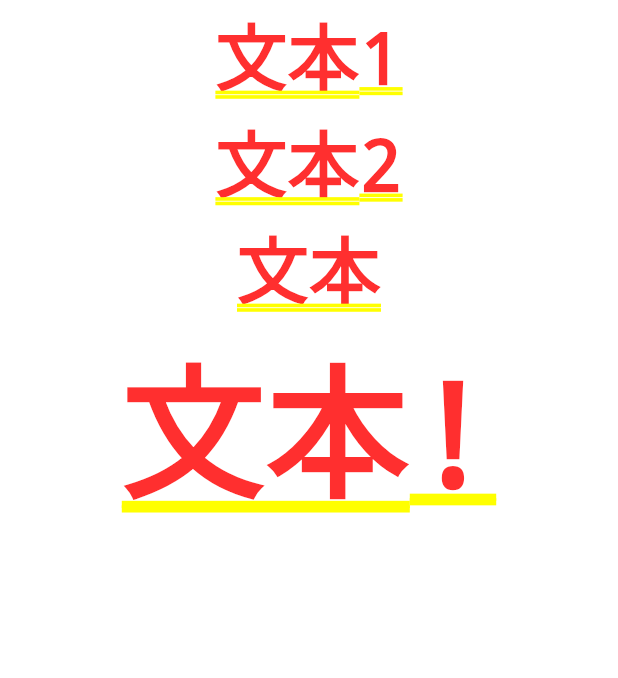
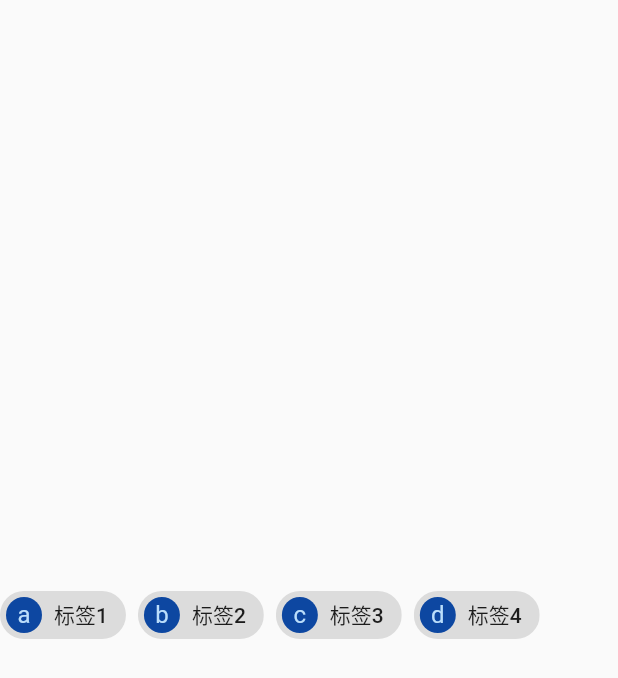
Before and after one commit to Licarey/flutterDemo, a Flutter app: the screen it shows after launch, on a phone screen of 412 x 824 dp. Shown: the top 678 px of the screen. Run offline on Flutter 3.47's test engine with Material 2 defaults, Android fonts, the light colour scheme and no system bars.

Commit message:
添加了container

```diff
--- a/container/lib/main.dart
+++ b/container/lib/main.dart
@@ -95,15 +95,92 @@ class MyHomePage extends StatelessWidget {
 //        ],
 //      );
 
-        return new Column(
-          crossAxisAlignment: CrossAxisAlignment.center,
-          mainAxisSize: MainAxisSize.min,
-          children: <Widget>[
-            new Text('文本1'),
-            new Text('文本2'),
-            new Text('文本'),
-            new Text('文本!', style: DefaultTextStyle.of(context).style.apply(fontSizeFactor: 2.0)),
-          ],
-        );
+//        return new Column(
+//          crossAxisAlignment: CrossAxisAlignment.center,
+//          mainAxisSize: MainAxisSize.min,
+//          children: <Widget>[
+//            new Text('文本1'),
+//            new Text('文本2'),
+//            new Text('文本'),
+//            new Text('文本!', style: DefaultTextStyle.of(context).style.apply(fontSizeFactor: 2.0)),
+//          ],
+//        );
+
+    //相当于android帧布局
+//    return new Center(
+//      child: new Stack(
+//        //第一个子控件最下面
+//        alignment: new Alignment(0.6, 0.6),
+//        children: <Widget>[
+//          new Align(
+//            alignment: FractionalOffset.center,
+////          heightFactor: 40.0,
+////          widthFactor: 40.0,
+//            child: new Image.network(
+//              //加载网络图片
+//              'http://h.hiphotos.baidu.com/image/pic/item/21a4462309f790525fe7185100f3d7ca7acbd5e1.jpg',
+//              height: 300.0,
+//              width: 300.0,
+//              repeat: ImageRepeat.repeat, //图片重复方式
+//            ),
+//          ),
+//          new Opacity(
+//            opacity: 0.5, //透明度
+//            child: new Container(
+//              width: 300.0,
+//              height: 400.0,
+//              color: Colors.blue,
+//            ),
+//          ),
+//          new Opacity(
+//            opacity: 0.3,
+//            child: new Container(
+//              width: 200.0,
+//              height: 200.0,
+//              color: Colors.red,
+//            ),
+//          ),
+//        ],
+//      ),
+//    );
+  //流标签样式
+    return new Scaffold(
+      body: new Column(
+        mainAxisAlignment: MainAxisAlignment.center,
+        children: <Widget>[
+          new Wrap(
+            spacing: 8.0, // 横向间距
+            runSpacing: 4.0, // 纵向间距
+            children: <Widget>[
+              new Chip(
+                avatar: new CircleAvatar(
+                    backgroundColor: Colors.blue.shade900,
+                    child: new Text('a')),
+                label: new Text('标签1'),
+              ),
+              new Chip(
+                avatar: new CircleAvatar(
+                    backgroundColor: Colors.blue.shade900,
+                    child: new Text('b')),
+                label: new Text('标签2'),
+              ),
+              new Chip(
+                avatar: new CircleAvatar(
+                    backgroundColor: Colors.blue.shade900,
+                    child: new Text('c')),
+                label: new Text('标签3'),
+              ),
+              new Chip(
+                avatar: new CircleAvatar(
+                    backgroundColor: Colors.blue.shade900,
+                    child: new Text('d')),
+                label: new Text('标签4'),
+              ),
+              new Center()
+            ],
+          )
+        ],
+      ),
+    );
   }
 }
```
